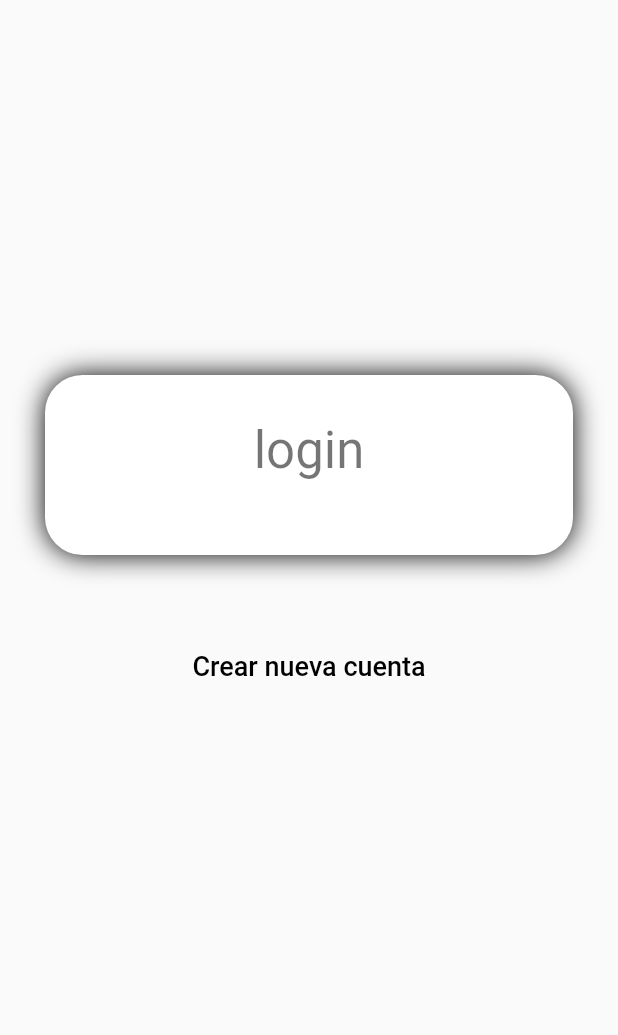
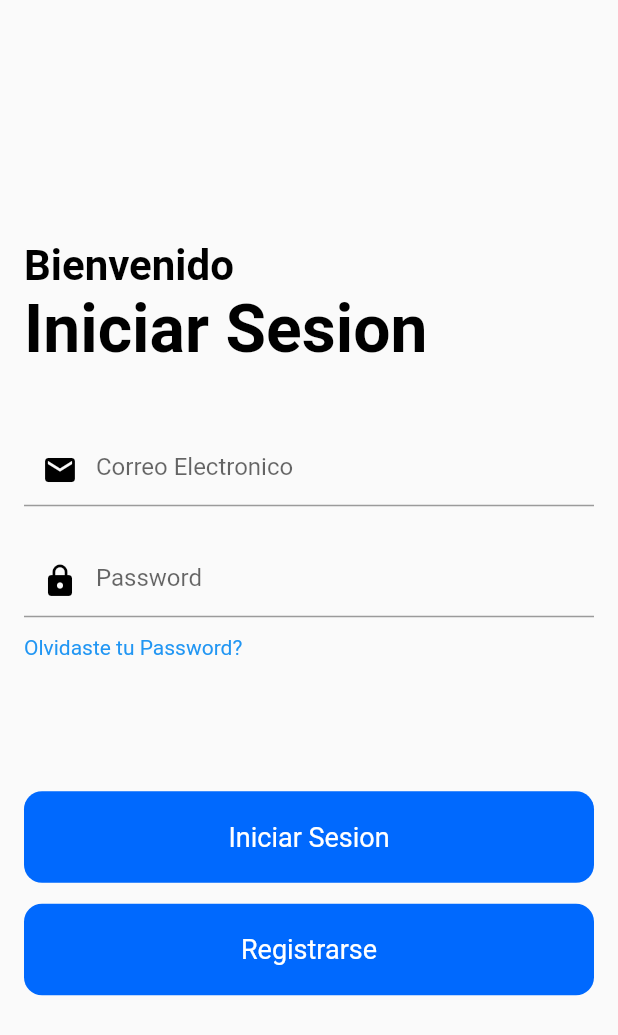
Before and after one commit to ohv99/login, a Flutter app: the screen it shows after launch, on a phone screen of 412 x 824 dp. Shown: the top 1035 px of the screen. Run offline on Flutter 3.47's test engine with Material 2 defaults, Android fonts, the phone set to English and light mode, and no system bars; our stand-ins replace firebase_auth, firebase_core; accounts and stored records are empty.

Commit message:
Medio terminado

```diff
--- a/login/lib/main.dart
+++ b/login/lib/main.dart
@@ -1,68 +1,195 @@
+// ignore_for_file: use_build_context_synchronously, avoid_print, no_leading_underscores_for_local_identifiers, unused_element
+
+import 'package:firebase_auth/firebase_auth.dart';
+import 'package:firebase_core/firebase_core.dart';
 import 'package:flutter/material.dart';
-import 'package:login/page/login_screen.dart';
+import 'package:login/profile_screen.dart';
+import 'package:login/sing_up.dart';
 
-void main() {
+final FirebaseAuth _auth = FirebaseAuth.instance;
+void main() async {
+  WidgetsFlutterBinding.ensureInitialized();
+  await Firebase.initializeApp();
   runApp(const MyApp());
 }
 
 class MyApp extends StatelessWidget {
   const MyApp({super.key});
 
+  // This widget is the root of your application.
   @override
   Widget build(BuildContext context) {
-    return MaterialApp(
-      title: 'Flutter Demo',
-      theme: ThemeData(
-        primarySwatch: Colors.blue,
-      ),
-      home: LoginScreen(),
+    return const MaterialApp(
+      home: HomePage(),
     );
   }
 }
 
-class MyHomePage extends StatefulWidget {
-  const MyHomePage({super.key, required this.title});
-
-  final String title;
+class HomePage extends StatefulWidget {
+  const HomePage({super.key});
 
   @override
-  State<MyHomePage> createState() => _MyHomePageState();
+  State<HomePage> createState() => _HomePageState();
 }
 
-class _MyHomePageState extends State<MyHomePage> {
-  int _counter = 0;
-
-  void _incrementCounter() {
-    setState(() {
-      _counter++;
-    });
+class _HomePageState extends State<HomePage> {
+  Future<FirebaseApp> _initializeFirebase() async {
+    FirebaseApp firebaseApp = await Firebase.initializeApp();
+    return firebaseApp;
   }
 
   @override
   Widget build(BuildContext context) {
     return Scaffold(
-      appBar: AppBar(
-        title: Text(widget.title),
-      ),
-      body: Center(
-        child: Column(
-          mainAxisAlignment: MainAxisAlignment.center,
-          children: <Widget>[
-            const Text(
-              'You have pushed the button this many times:',
-            ),
-            Text(
-              '$_counter',
-              style: Theme.of(context).textTheme.headlineMedium,
-            ),
-          ],
-        ),
-      ),
-      floatingActionButton: FloatingActionButton(
-        onPressed: _incrementCounter,
-        tooltip: 'Increment',
-        child: const Icon(Icons.add),
+      body: FutureBuilder(
+        future: _initializeFirebase(),
+        builder: (context, snapshot) {
+          if (snapshot.connectionState == ConnectionState.done) {
+            return const LoginScreen();
+          }
+          return const Center(
+            child: CircularProgressIndicator(),
+          );
+        },
       ),
     );
   }
 }
+
+//------------------------Login-------------------
+class LoginScreen extends StatefulWidget {
+  const LoginScreen({super.key});
+
+  @override
+  State<LoginScreen> createState() => _LoginScreenState();
+}
+
+class _LoginScreenState extends State<LoginScreen> {
+//login
+  static Future<User?> loginUsingEmailPassword(
+      {required String email,
+      required String password,
+      required BuildContext context}) async {
+    FirebaseAuth auth = FirebaseAuth.instance;
+    User? user;
+    try {
+      UserCredential userCredential = await auth.signInWithEmailAndPassword(
+          email: email, password: password);
+      user = userCredential.user;
+    } on FirebaseAuthException catch (e) {
+      if (e.code == "user-not-found") {
+        print("No existe");
+      }
+    }
+    return user;
+  }
+
+  @override
+  Widget build(BuildContext context) {
+    TextEditingController _emailController = TextEditingController();
+    TextEditingController _passwordController = TextEditingController();
+    return Padding(
+      padding: const EdgeInsets.all(16.0),
+      child: Column(
+        mainAxisAlignment: MainAxisAlignment.center,
+        crossAxisAlignment: CrossAxisAlignment.start,
+        children: [
+          const Text(
+            "Bienvenido",
+            style: TextStyle(
+                color: Colors.black,
+                fontSize: 28.0,
+                fontWeight: FontWeight.bold),
+          ),
+          const Text(
+            "Iniciar Sesion",
+            style: TextStyle(
+                color: Colors.black,
+                fontSize: 44.0,
+                fontWeight: FontWeight.bold),
+          ),
+          const SizedBox(
+            height: 44.0,
+          ),
+          TextField(
+            controller: _emailController,
+            keyboardType: TextInputType.emailAddress,
+            decoration: const InputDecoration(
+              hintText: "Correo Electronico",
+              prefixIcon: Icon(Icons.mail, color: Colors.black),
+            ),
+          ),
+          const SizedBox(
+            height: 26.0,
+          ),
+          TextField(
+            controller: _passwordController,
+            obscureText: true,
+            decoration: const InputDecoration(
+              hintText: "Password",
+              prefixIcon: Icon(Icons.lock, color: Colors.black),
+            ),
+          ),
+          const SizedBox(
+            height: 12.0,
+          ),
+          const Text(
+            "Olvidaste tu Password?",
+            style: TextStyle(color: Colors.blue),
+          ),
+          const SizedBox(
+            height: 88.0,
+          ),
+          SizedBox(
+            width: double.infinity,
+            child: RawMaterialButton(
+              fillColor: const Color(0xFF0069FE),
+              elevation: 0.0,
+              padding: const EdgeInsets.symmetric(vertical: 20.0),
+              shape: RoundedRectangleBorder(
+                  borderRadius: BorderRadius.circular(12.0)),
+              onPressed: () async {
+                User? user = await loginUsingEmailPassword(
+                    email: _emailController.text,
+                    password: _passwordController.text,
+                    context: context);
+                print(user);
+                if (user != null) {
+                  Navigator.of(context).pushReplacement(MaterialPageRoute(
+                      builder: (context) => const ProfileScreen()));
+                }
+              },
+              child: const Text(
+                "Iniciar Sesion",
+                style: TextStyle(color: Colors.white, fontSize: 18.0),
+              ),
+            ),
+          ),
+          const SizedBox(
+            height: 14.0,
+          ),
+          SizedBox(
+            width: double.infinity,
+            child: RawMaterialButton(
+              fillColor: const Color(0xFF0069FE),
+              elevation: 0.0,
+              padding: const EdgeInsets.symmetric(vertical: 20.0),
+              shape: RoundedRectangleBorder(
+                  borderRadius: BorderRadius.circular(12.0)),
+              onPressed: () {
+                Navigator.push(
+                  context,
+                  MaterialPageRoute(builder: (context) => const SingUp()),
+                );
+              },
+              child: const Text(
+                "Registrarse",
+                style: TextStyle(color: Colors.white, fontSize: 18.0),
+              ),
+            ),
+          )
+        ],
+      ),
+    );
+  }
+}
--- a/login/pubspec.yaml
+++ b/login/pubspec.yaml
@@ -19,7 +19,7 @@ publish_to: 'none' # Remove this line if you wish to publish to pub.dev
 version: 1.0.0+1
 
 environment:
-  sdk: '>=2.19.6 <3.0.0'
+  sdk: '>=3.0.0-204.0.dev <4.0.0'
 
 # Dependencies specify other packages that your package needs in order to work.
 # To automatically upgrade your package dependencies to the latest versions
@@ -35,6 +35,8 @@ dependencies:
   # The following adds the Cupertino Icons font to your application.
   # Use with the CupertinoIcons class for iOS style icons.
   cupertino_icons: ^1.0.2
+  firebase_core : ^2.11.0
+  firebase_auth : ^4.5.0
 
 dev_dependencies:
   flutter_test:
```
Also changed, not shown: login/lib/profile_screen.dart (added, +30 -0 lines), login/lib/sing_up.dart (added, +129 -0 lines), login/pubspec.lock, 14 other files.
